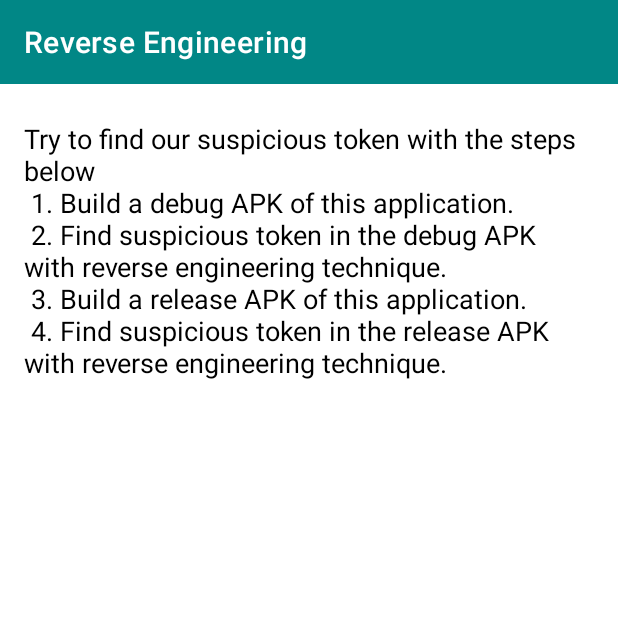
After one commit to ascendcorp/android-tech-poc, an Android app: the ReverseEngineeringActivity screen opened directly, with no data from a screen before it, on a phone screen of 412 x 824 dp, the top half of it. The commit adds this screen. Run offline under Robolectric (Android 15) with nearby library versions, the phone set to English and light mode, and no system bars.

Commit message:
Add a reverse engineering topic

```diff
--- a/app/src/main/AndroidManifest.xml
+++ b/app/src/main/AndroidManifest.xml
@@ -40,6 +40,10 @@
 
         </activity>
 
+        <activity
+            android:name=".screen.reverseengineering.ReverseEngineeringActivity"
+            android:exported="false" />
+
     </application>
 
 </manifest>
--- a/app/src/main/java/com/ascendcorp/androidtechpoc/screen/main/TopicUiModel.kt
+++ b/app/src/main/java/com/ascendcorp/androidtechpoc/screen/main/TopicUiModel.kt
@@ -5,6 +5,7 @@ import android.content.Intent
 import androidx.annotation.StringRes
 import com.ascendcorp.androidtechpoc.R
 import com.ascendcorp.androidtechpoc.screen.navgraph.NavGraphActivity
+import com.ascendcorp.androidtechpoc.screen.reverseengineering.ReverseEngineeringActivity
 
 data class TopicUiModel(
     @StringRes val titleRes: Int,
@@ -13,7 +14,8 @@ data class TopicUiModel(
 
 fun Context.getTopics(): List<TopicUiModel> {
     return listOf(
-        getTopic(R.string.topic_navigation_component, NavGraphActivity::class.java)
+        getTopic(R.string.topic_navigation_component, NavGraphActivity::class.java),
+        getTopic(R.string.topic_reverse_engineering, ReverseEngineeringActivity::class.java)
     )
 }
 
--- /dev/null
+++ b/app/src/main/java/com/ascendcorp/androidtechpoc/screen/reverseengineering/ReverseEngineeringActivity.kt
@@ -0,0 +1,22 @@
+package com.ascendcorp.androidtechpoc.screen.reverseengineering
+
+import android.os.Bundle
+import android.util.Log
+import android.view.LayoutInflater
+import com.ascendcorp.androidtechpoc.databinding.ActivityReverseEngineeringBinding
+import com.ascendcorp.androidtechpoc.screen.navgraph.base.BaseActivity
+
+class ReverseEngineeringActivity : BaseActivity<ActivityReverseEngineeringBinding>() {
+
+    override val bindingInflater: (LayoutInflater) -> ActivityReverseEngineeringBinding
+        get() = {
+            ActivityReverseEngineeringBinding.inflate(it)
+        }
+
+    private val susToken = "super_sus_token"
+
+    override fun onCreate(savedInstanceState: Bundle?) {
+        super.onCreate(savedInstanceState)
+        Log.d(this::class.java.simpleName, susToken)
+    }
+}
--- /dev/null
+++ b/app/src/main/res/layout/activity_reverse_engineering.xml
@@ -0,0 +1,30 @@
+<?xml version="1.0" encoding="utf-8"?>
+<androidx.constraintlayout.widget.ConstraintLayout
+    xmlns:android="http://schemas.android.com/apk/res/android"
+    xmlns:tools="http://schemas.android.com/tools"
+    xmlns:app="http://schemas.android.com/apk/res-auto"
+    android:layout_width="match_parent"
+    android:layout_height="match_parent">
+
+  <androidx.appcompat.widget.Toolbar
+      style="@style/Toolbar"
+      android:id="@+id/toolbar"
+      android:layout_width="match_parent"
+      android:layout_height="wrap_content"
+      app:layout_constraintTop_toTopOf="parent"
+      app:title="@string/topic_reverse_engineering" />
+
+  <TextView
+      android:id="@+id/tv_description"
+      android:layout_width="0dp"
+      android:layout_height="wrap_content"
+      android:text="@string/topic_reverse_engineering_description"
+      android:textColor="@color/black"
+      android:textSize="18sp"
+      android:layout_marginTop="24dp"
+      android:layout_marginHorizontal="16dp"
+      app:layout_constraintTop_toBottomOf="@+id/toolbar"
+      app:layout_constraintStart_toStartOf="parent"
+      app:layout_constraintEnd_toEndOf="parent"/>
+
+</androidx.constraintlayout.widget.ConstraintLayout>
--- a/app/src/main/res/values/strings.xml
+++ b/app/src/main/res/values/strings.xml
@@ -10,4 +10,11 @@
     <string name="nav_graph_home_c_title">NavGraph Home C</string>
     <string name="nav_graph_home_d_title">NavGraph Home D</string>
     <string name="topic_navigation_component">Navigation Component</string>
+    <string name="topic_reverse_engineering">Reverse Engineering</string>
+    <string name="topic_reverse_engineering_description">Try to find our suspicious token with the steps below\n
+        1. Build a debug APK of this application.\n
+        2. Find suspicious token in the debug APK with reverse engineering technique.\n
+        3. Build a release APK of this application.\n
+        4. Find suspicious token in the release APK with reverse engineering technique.
+    </string>
 </resources>
```
